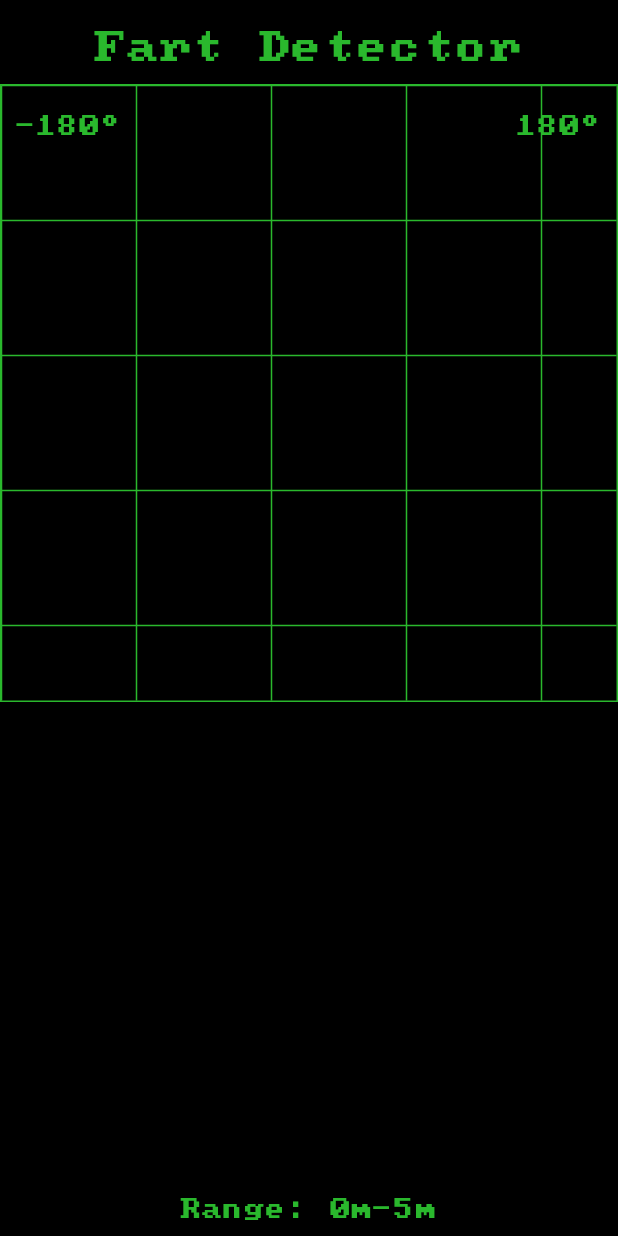
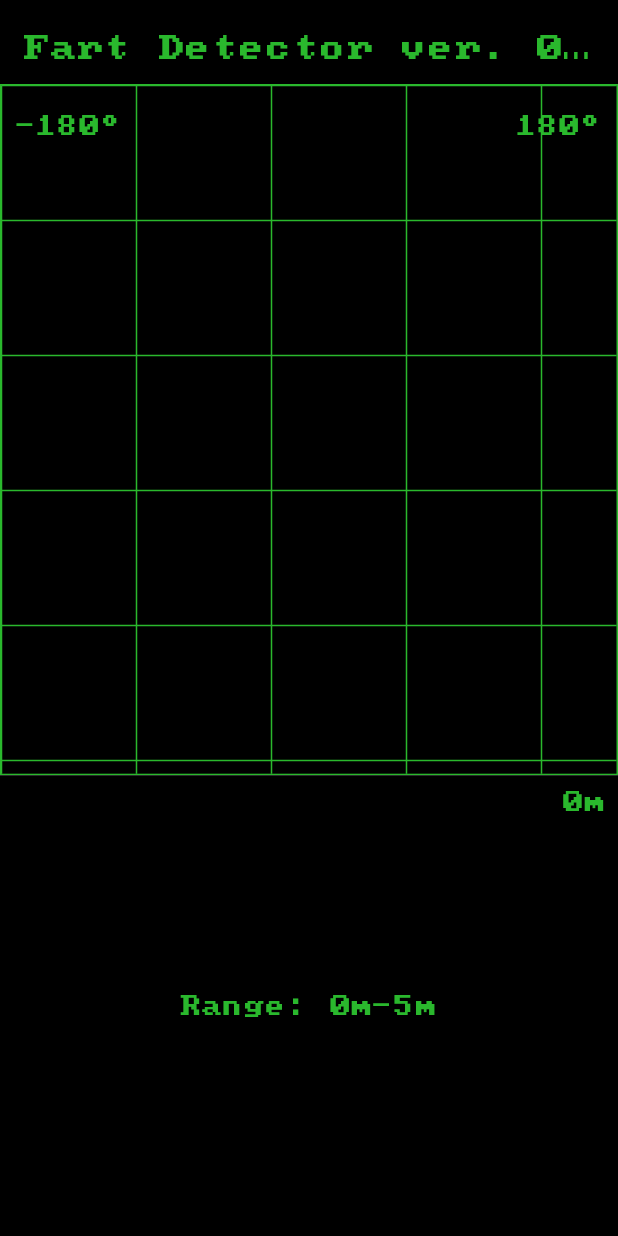
Before and after one commit to aomazic/fart_detector, a Flutter app: the screen it shows after launch, on a phone screen of 412 x 824 dp. Run offline on Flutter 3.47's test engine with Material 3 defaults, Android fonts, the light colour scheme and no system bars.

Commit message:
Fixed sizing

```diff
--- a/lib/pages/home.dart
+++ b/lib/pages/home.dart
@@ -8,48 +8,30 @@ class HomePage extends StatelessWidget {
   Widget build(BuildContext context) {
     return Scaffold(
       appBar: buildAppBar(),
-      body: buildContainer(context),
+      body: buildBody(),
     );
   }
 
-  Container buildContainer(BuildContext context) {
-    final double radarHeight = MediaQuery.of(context).size.height * 0.5;
-    return Container(
-      color: Colors.black,
-      child: Stack(
+  Widget buildBody() {
+    return Column(
       children: [
-          buildRadar(radarHeight),
-          buildInfoPanel(),
+        Expanded(
+          flex: 3,
+          child: buildRadar(),
+        ),
+        Expanded(
+          flex: 2,
+          child: buildInfoPanel(),
+        ),
       ],
-      ),
     );
   }
 
-  Positioned buildInfoPanel() {
-    return Positioned(
-      bottom: 0,
-      left: 0,
-      right: 0,
-      child: Container(
+  Widget buildRadar() {
+    return Container(
+      width: double.infinity,
+      decoration: BoxDecoration(
         color: Colors.black,
-        padding: const EdgeInsets.all(8.0),
-        child: const Text(
-          'Range: 0m-5m',
-          textAlign: TextAlign.center,
-        ),
-
-      ),
-    );
-  }
-
-  Positioned buildRadar(double radarHeight) {
-    return Positioned(
-          top: 0,
-          left: 0,
-          right: 0,
-          height: radarHeight, // Adjust the height as needed
-          child: Container(
-            decoration: BoxDecoration(
         border: Border.all(
           color: const Color(0xFF2AB82D),
           width: 1.0,
@@ -58,6 +40,30 @@ class HomePage extends StatelessWidget {
       child: CustomPaint(
         painter: RadarPainter(),
       ),
+    );
+  }
+
+  Widget buildInfoPanel() {
+    return Container(
+      color: Colors.black,
+      padding: const EdgeInsets.all(8.0),
+      child: const Stack(
+        children: [
+          Align(
+            alignment: Alignment.center,
+            child: Text(
+              'Range: 0m-5m',
+              textAlign: TextAlign.center,
+            ),
+          ),
+          Align(
+            alignment: Alignment.topRight,
+            child: Text(
+              '0m',
+              textAlign: TextAlign.right,
+            ),
+          ),
+        ],
       ),
     );
   }
@@ -68,10 +74,10 @@ class HomePage extends StatelessWidget {
       title: const Padding(
         padding: EdgeInsets.only(top: 10.0),
         child: Text(
-          'Fart Detector',
+          'Fart Detector ver. 0.58',
           style: TextStyle(
             color: Color(0xFF2AB82D),
-            fontSize: 22,
+            fontSize: 18,
           ),
         ),
       ),
```
Lines whose indentation alone changed are shown as unchanged.
